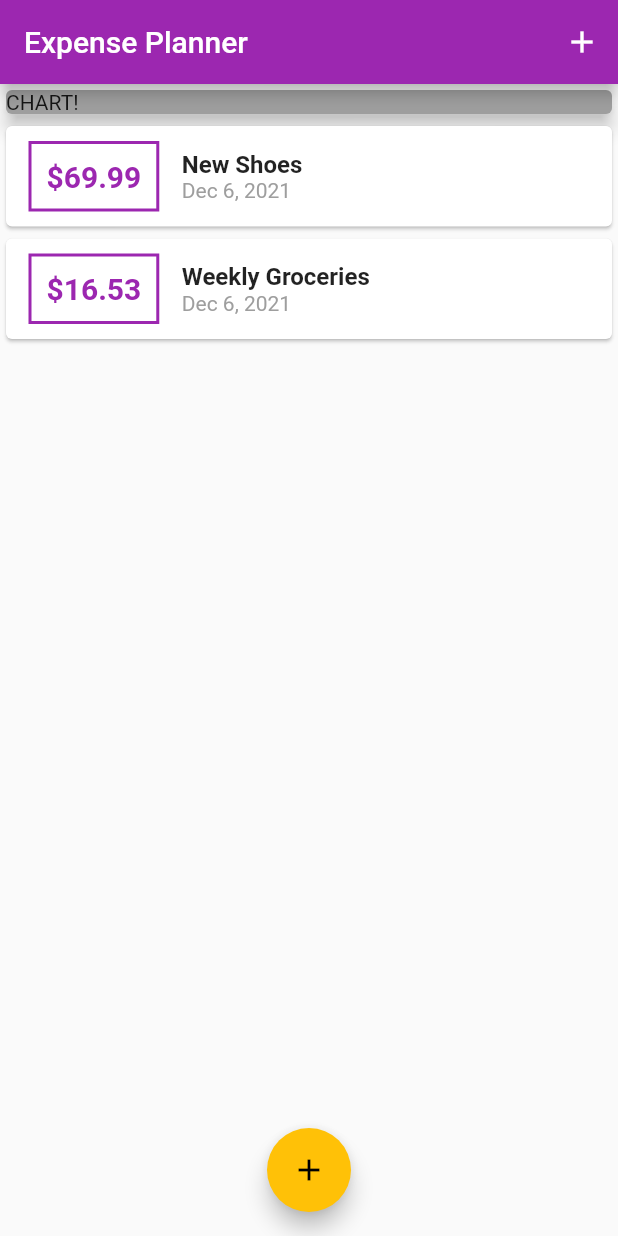
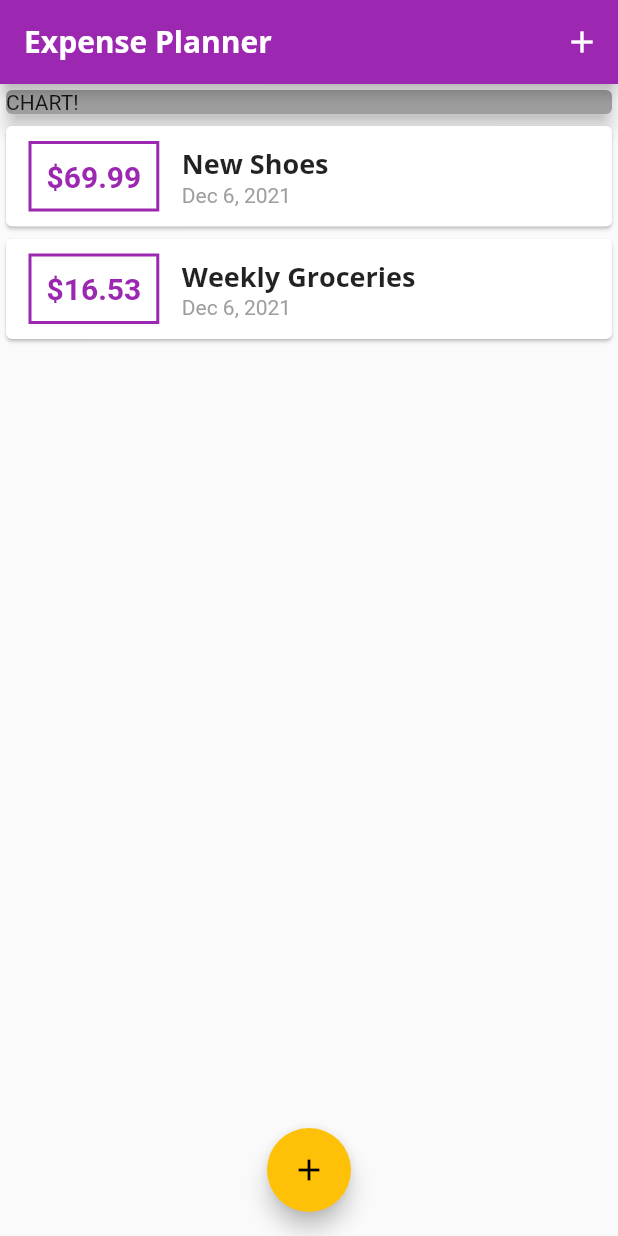
Before and after one commit to Mohit182/expense-planner_flutter, a Flutter app: the screen it shows after launch, on a phone screen of 412 x 824 dp. Run offline on Flutter 3.47's test engine with Material 2 defaults, Android fonts, the phone set to English and light mode, and no system bars.

Commit message:
added text style and texttheme

```diff
--- a/lib/main.dart
+++ b/lib/main.dart
@@ -1,3 +1,5 @@
+import 'dart:ui';
+
 import 'package:flutter/material.dart';
 
 import './widgets/new_transaction.dart';
@@ -14,6 +16,21 @@ class MyApp extends StatelessWidget {
       theme: ThemeData(
         primarySwatch: Colors.purple,
         accentColor: Colors.amber,
+        fontFamily: 'Quicksand',
+        textTheme: ThemeData.light().textTheme.copyWith(
+                headline6: TextStyle(
+              fontFamily: 'OpenSans',
+              fontWeight: FontWeight.bold,
+              fontSize: 18,
+            )),
+        appBarTheme: AppBarTheme(
+          textTheme: ThemeData.light().textTheme.copyWith(
+                headline6: TextStyle(
+                    fontFamily: 'OpenSans',
+                    fontSize: 20,
+                    fontWeight: FontWeight.bold),
+              ),
+        ),
       ),
       home: MyHomePage(),
     );
@@ -73,7 +90,9 @@ class _MyHomePageState extends State<MyHomePage> {
   Widget build(BuildContext context) {
     return Scaffold(
       appBar: AppBar(
-        title: Text('Expense Planner'),
+        title: Text(
+          'Expense Planner',
+        ),
         actions: <Widget>[
           IconButton(
             icon: Icon(Icons.add),
--- a/lib/widgets/transaction_list.dart
+++ b/lib/widgets/transaction_list.dart
@@ -43,10 +43,7 @@ class TransactionList extends StatelessWidget {
                   children: <Widget>[
                     Text(
                       transactions[index].title,
-                      style: TextStyle(
-                        fontSize: 16,
-                        fontWeight: FontWeight.bold,
-                      ),
+                      style: Theme.of(context).textTheme.headline6,
                     ),
                     Text(
                       DateFormat.yMMMd().format(transactions[index].date),
```
Also changed, not shown: pubspec.yaml (+12 -9 lines), lib/assets/fonts/OpenSans-Bold.ttf (added), lib/assets/fonts/OpenSans-Regular.ttf (added), lib/assets/fonts/Quicksand-Bold.ttf (added), lib/assets/fonts/Quicksand-Light.ttf (added), lib/assets/fonts/Quicksand-Medium.ttf (added), lib/assets/fonts/Quicksand-Regular.ttf (added).
